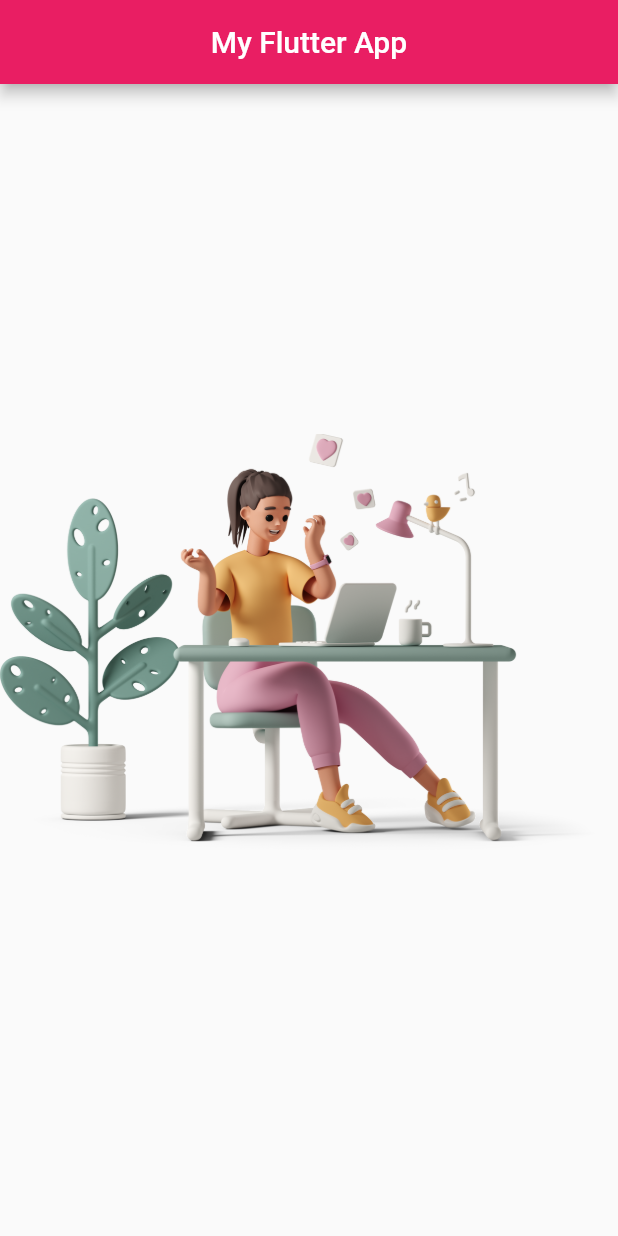
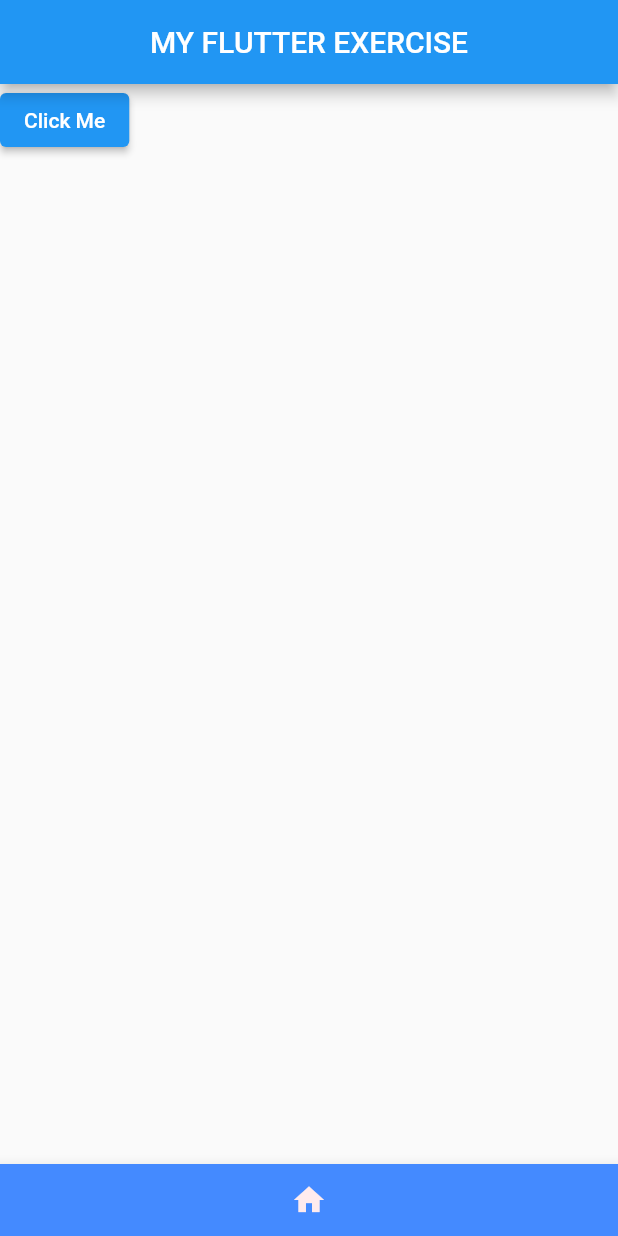
Before and after one commit to Ironman72/my_first_flutter_tutorial, a Flutter app: the screen it shows after launch, on a phone screen of 412 x 824 dp. Run offline on Flutter 3.47's test engine with Material 2 defaults, Android fonts, the phone set to English and light mode, and no system bars.

Commit message:
Please enter the commit message for your changes. Lines starting

```diff
--- a/lib/main.dart
+++ b/lib/main.dart
@@ -1,4 +1,4 @@
-// ignore_for_file: use_key_in_widget_constructors
+// ignore_for_file: use_key_in_widget_constructors, avoid_print, sized_box_for_whitespace
 
 import 'package:flutter/material.dart';
 
@@ -6,20 +6,64 @@ void main() {
   runApp(MyApp());
 }
 
-class MyApp extends StatelessWidget {
+class MyApp extends StatefulWidget {
+  @override
+  State<MyApp> createState() => _MyAppState();
+}
+
+class _MyAppState extends State<MyApp> {
+  int number = 0;
   @override
   Widget build(BuildContext context) {
     return MaterialApp(
       debugShowCheckedModeBanner: false,
-      title: 'Chill App',
       home: Scaffold(
         appBar: AppBar(
-          backgroundColor: Colors.pink,
           centerTitle: true,
-          title: Text('My Flutter App'),
+          title: Text('MY FLUTTER EXERCISE'),
         ),
-        body: Center(
-          child: Image.asset("images/happy.png"),
+        body: Column(
+          mainAxisAlignment: number == 0
+              ? MainAxisAlignment.start
+              : number == 1
+                  ? MainAxisAlignment.center
+                  : MainAxisAlignment.end,
+          crossAxisAlignment: CrossAxisAlignment.start,
+          children: [
+            Row(
+              mainAxisAlignment: number == 0
+                  ? MainAxisAlignment.start
+                  : number == 1
+                      ? MainAxisAlignment.center
+                      : MainAxisAlignment.end,
+              children: [
+                ElevatedButton(
+                    onPressed: () {
+                      setState(() {
+                        if (number == 2) {
+                          number = 0;
+                        } else {
+                          number = number + 1;
+                        }
+
+                        print(number);
+                      });
+                    },
+                    child: Text('Click Me')),
+              ],
+            )
+          ],
+        ),
+        bottomNavigationBar: BottomAppBar(
+          color: Colors.blueAccent,
+          child: IconButton(
+              onPressed: () {
+                print('button pressed');
+              },
+              icon: Icon(
+                Icons.home,
+                color: Colors.red[50],
+              )),
         ),
       ),
     );
```
